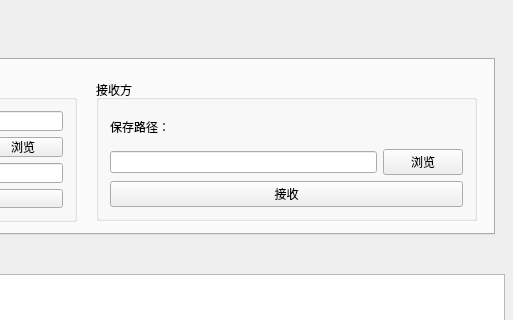
Before: the Qt Designer form src/eChannel/test.ui in xiaojianwu/eChannel, drawn with Qt 5; both pictures show x 406 to 919 and y 136 to 456 of the 919 by 606 pixel window.
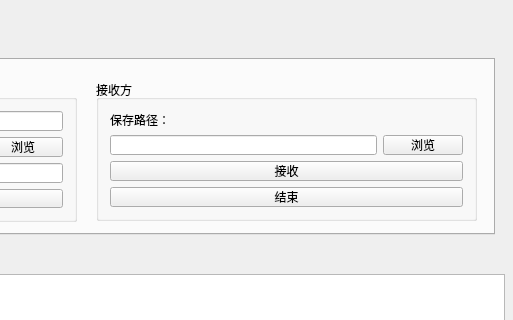
After: the same form once the commit is applied. The open tabs and pages were chosen to show the change.

What changed in the file:
```diff
--- a/src/eChannel/test.ui
+++ b/src/eChannel/test.ui
@@ -411,6 +411,13 @@
          </property>
         </widget>
        </item>
+       <item>
+        <widget class="QPushButton" name="pushButton_terminate">
+         <property name="text">
+          <string>结束</string>
+         </property>
+        </widget>
+       </item>
       </layout>
      </widget>
     </widget>
```
